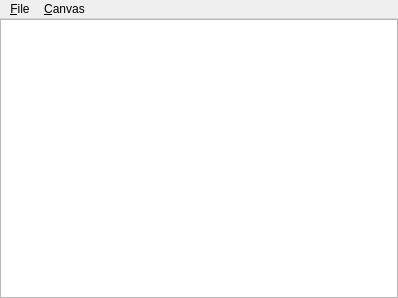
First picture: the form in patchcanvas/canvastestapp.ui, repository ccherrett/oom, before the edit.
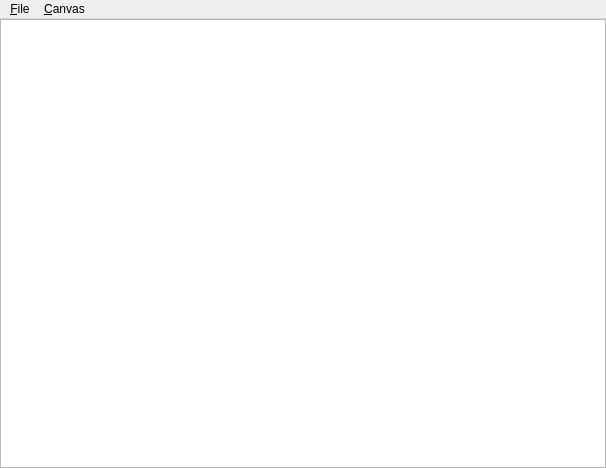
Second picture: the form after the edit.

```diff
--- a/patchcanvas/canvastestapp.ui
+++ b/patchcanvas/canvastestapp.ui
@@ -6,8 +6,8 @@
    <rect>
     <x>0</x>
     <y>0</y>
-    <width>398</width>
-    <height>298</height>
+    <width>606</width>
+    <height>468</height>
    </rect>
   </property>
   <property name="windowTitle">
@@ -31,7 +31,7 @@
     <rect>
      <x>0</x>
      <y>0</y>
-     <width>398</width>
+     <width>606</width>
      <height>20</height>
     </rect>
    </property>
```
